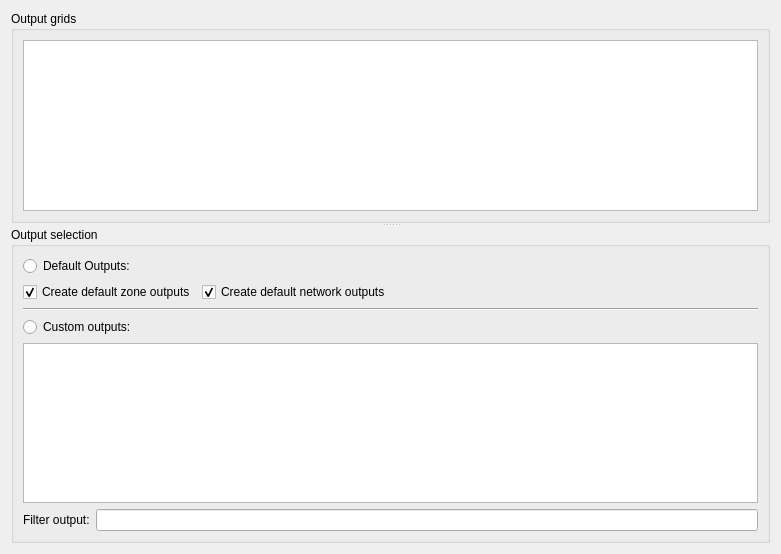
Qt form SIM-VICUS/src/SVSimulationOutputOptions.ui (ghorwin/SIM-VICUS) before a commit.
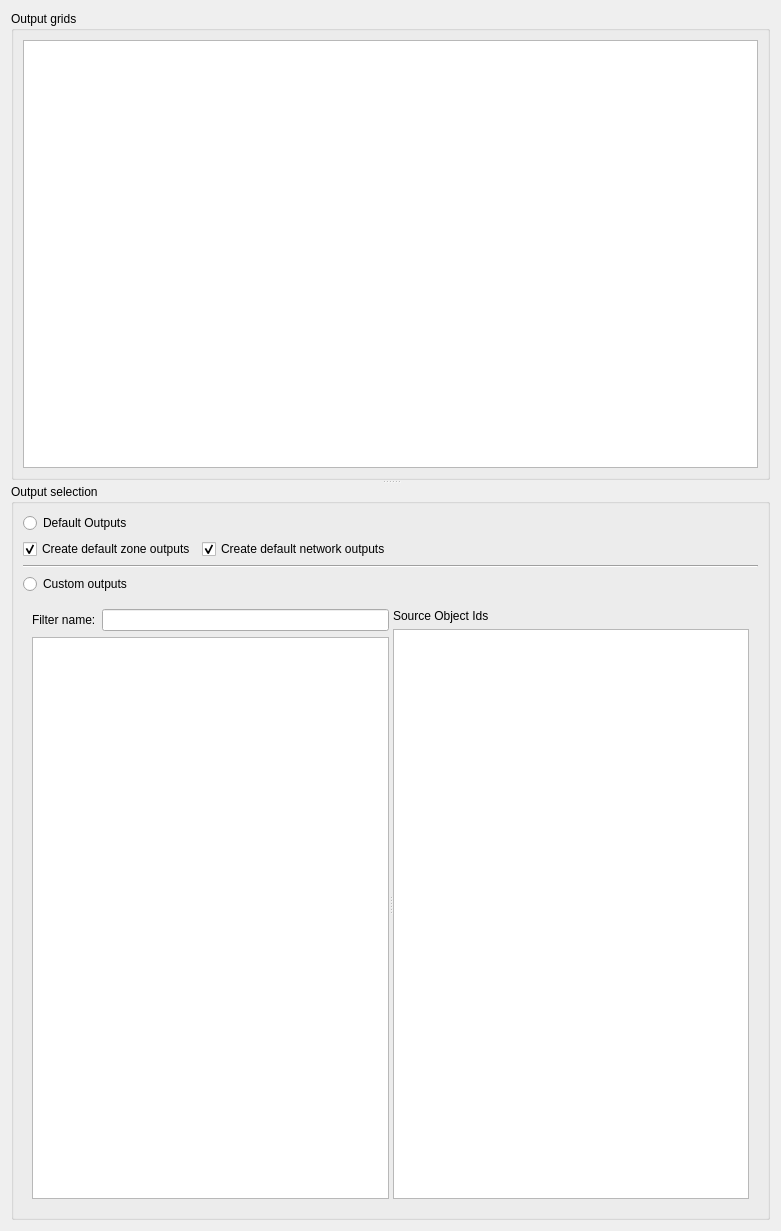
The same form after that commit.

Commit message: Added more functionality for output handling

```diff
--- a/SIM-VICUS/src/SVSimulationOutputOptions.ui
+++ b/SIM-VICUS/src/SVSimulationOutputOptions.ui
@@ -7,7 +7,7 @@
     <x>0</x>
     <y>0</y>
     <width>781</width>
-    <height>554</height>
+    <height>1231</height>
    </rect>
   </property>
   <property name="windowTitle">
@@ -38,13 +38,6 @@
        <string>Output selection</string>
       </property>
       <layout class="QGridLayout" name="gridLayout">
-       <item row="0" column="0">
-        <widget class="QRadioButton" name="radioButtonDefault">
-         <property name="text">
-          <string>Default Outputs:</string>
-         </property>
-        </widget>
-       </item>
        <item row="1" column="0">
         <layout class="QHBoxLayout" name="horizontalLayout">
          <item>
@@ -92,26 +85,60 @@
        <item row="3" column="0">
         <widget class="QRadioButton" name="radioButtonCustom">
          <property name="text">
-          <string>Custom outputs:</string>
+          <string>Custom outputs</string>
          </property>
         </widget>
        </item>
        <item row="4" column="0">
-        <widget class="QTableView" name="tableViewOutputList"/>
+        <widget class="QWidget" name="widget" native="true">
+         <layout class="QGridLayout" name="gridLayout_3">
+          <item row="0" column="0">
+           <widget class="QSplitter" name="splitter_2">
+            <property name="orientation">
+             <enum>Qt::Horizontal</enum>
+            </property>
+            <widget class="QWidget" name="">
+             <layout class="QGridLayout" name="gridLayout_2">
+              <item row="0" column="0">
+               <widget class="QLabel" name="label">
+                <property name="text">
+                 <string>Filter name:</string>
+                </property>
+               </widget>
+              </item>
+              <item row="0" column="1">
+               <widget class="QLineEdit" name="lineEdit"/>
+              </item>
+              <item row="1" column="0" colspan="2">
+               <widget class="QTableView" name="tableViewOutputList"/>
+              </item>
+             </layout>
+            </widget>
+            <widget class="QWidget" name="">
+             <layout class="QVBoxLayout" name="verticalLayout">
+              <item>
+               <widget class="QLabel" name="label_2">
+                <property name="text">
+                 <string>Source Object Ids</string>
+                </property>
+               </widget>
+              </item>
+              <item>
+               <widget class="QTableWidget" name="tableWidgetSourceObjectIds"/>
+              </item>
+             </layout>
+            </widget>
+           </widget>
+          </item>
+         </layout>
+        </widget>
        </item>
-       <item row="5" column="0">
-        <layout class="QHBoxLayout" name="horizontalLayout_2">
-         <item>
-          <widget class="QLabel" name="label">
-           <property name="text">
-            <string>Filter output:</string>
-           </property>
-          </widget>
-         </item>
-         <item>
-          <widget class="QLineEdit" name="lineEdit"/>
-         </item>
-        </layout>
+       <item row="0" column="0">
+        <widget class="QRadioButton" name="radioButtonDefault">
+         <property name="text">
+          <string>Default Outputs</string>
+         </property>
+        </widget>
        </item>
       </layout>
      </widget>
```
The commit also changes 2 other files.
